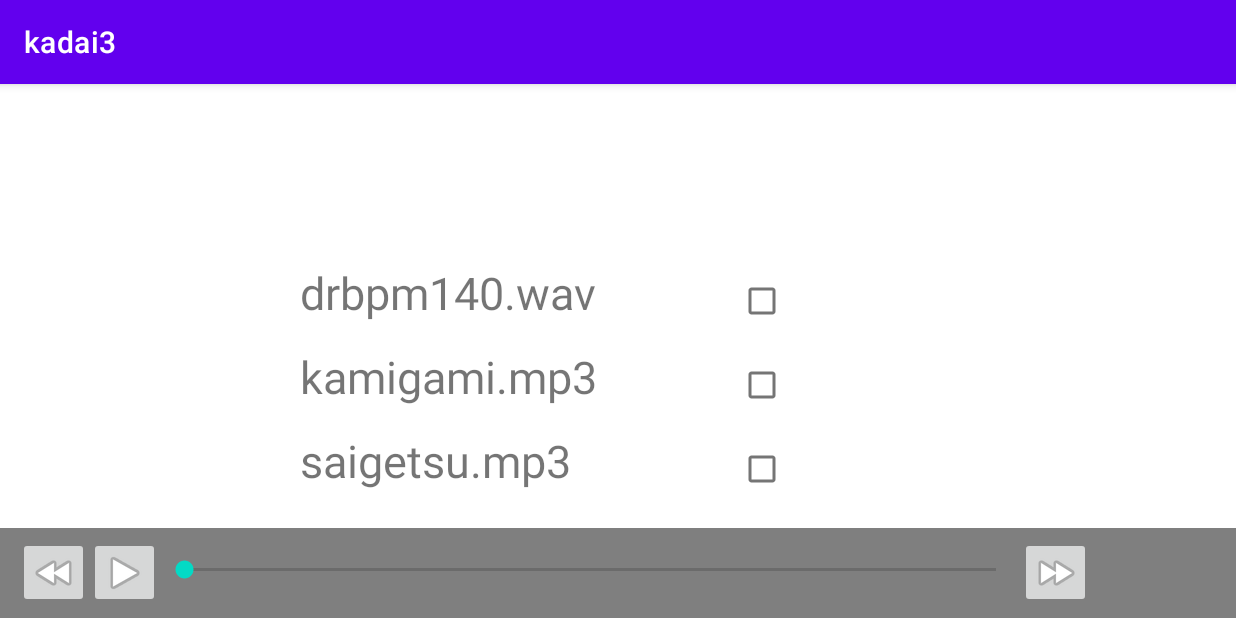
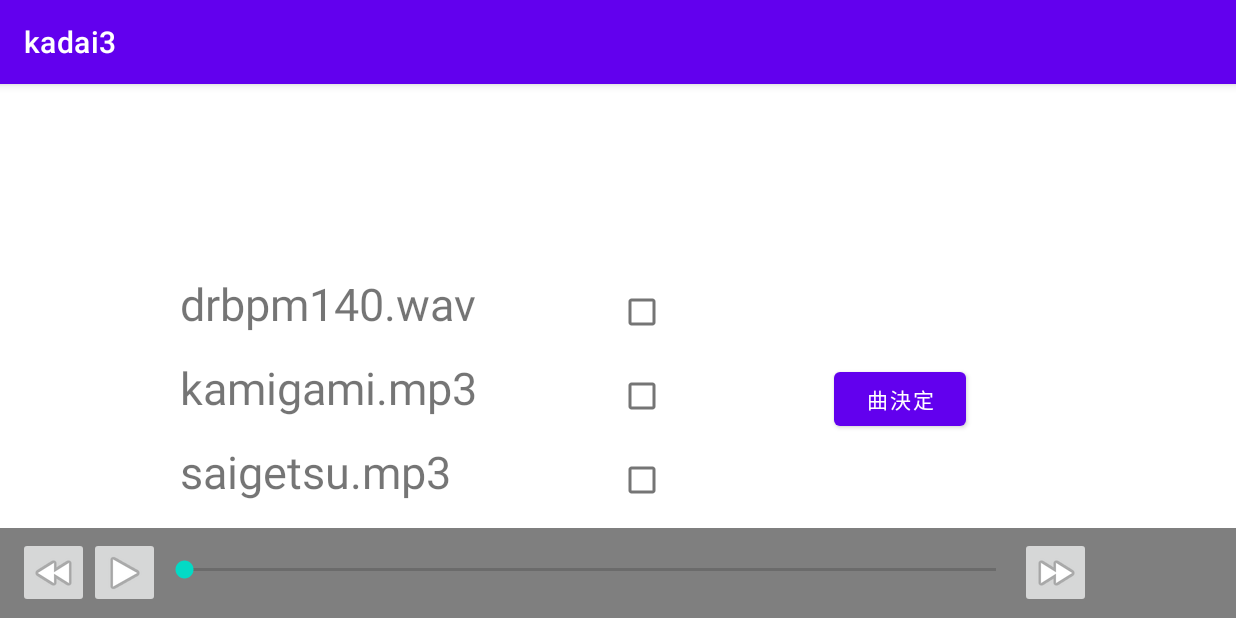
Before and after one commit to y3033006/kadai3, an Android app: the screen it shows after launch (MainActivity), after a tap on "returnButton", on a phone screen of 824 x 412 dp (held sideways). Run offline under Robolectric (Android 15) with nearby library versions, the phone set to English and light mode, and no system bars.

Commit message:
曲決定ボタン

```diff
--- a/app/build.gradle
+++ b/app/build.gradle
@@ -30,11 +30,11 @@ android {
 
 dependencies {
 
-    implementation 'androidx.appcompat:appcompat:1.2.0'
+    implementation 'androidx.appcompat:appcompat:1.3.0'
     implementation 'com.google.android.material:material:1.3.0'
     implementation 'androidx.constraintlayout:constraintlayout:2.0.4'
-    implementation 'androidx.recyclerview:recyclerview:1.2.0'
-    testImplementation 'junit:junit:4.+'
+    implementation 'androidx.recyclerview:recyclerview:1.2.1'
+    testImplementation 'junit:junit:4.13.2'
     androidTestImplementation 'androidx.test.ext:junit:1.1.2'
     androidTestImplementation 'androidx.test.espresso:espresso-core:3.3.0'
 }
--- a/app/src/main/java/com/example/y3033006/kadai3/MainActivity.java
+++ b/app/src/main/java/com/example/y3033006/kadai3/MainActivity.java
@@ -6,6 +6,7 @@ import androidx.recyclerview.widget.RecyclerView;
 
 import android.os.Bundle;
 import android.os.Handler;
+import android.widget.Button;
 import android.widget.ImageButton;
 import android.widget.SeekBar;
 
@@ -19,6 +20,7 @@ public class MainActivity extends AppCompatActivity {
     public RecyclerView recyclerView;
     public RecyclerView.Adapter myAdapter;
     private List<String> mFileName;
+    private List<Integer> mSelectedFile;
     private List<Integer> mCurrentPosition;
 
 
@@ -33,7 +35,6 @@ public class MainActivity extends AppCompatActivity {
 
     private ImageButton startPause;
 
-
     @Override
     protected void onCreate(Bundle savedInstanceState) {
         super.onCreate(savedInstanceState);
@@ -45,22 +46,13 @@ public class MainActivity extends AppCompatActivity {
         RecyclerView.LayoutManager layoutManager = new LinearLayoutManager(this);
         recyclerView.setLayoutManager((layoutManager));
         mFileName = new ArrayList<>();
-        mFileName.add("drbpm140.wav");
-        mFileName.add("kamigami.mp3");
-        mFileName.add("saigetsu.mp3");
-        mFileName.add("drbpm140.wav");
-        mFileName.add("kamigami.mp3");
-        mFileName.add("saigetsu.mp3");
+        mSelectedFile = new ArrayList<>();
         mFileName.add("drbpm140.wav");
         mFileName.add("kamigami.mp3");
         mFileName.add("saigetsu.mp3");
         System.out.println(mFileName);
-        myAdapter = new MyAdapter(mFileName);
+        myAdapter = new MyAdapter(mFileName,mSelectedFile);
         recyclerView.setAdapter(myAdapter);
-
-        /*for (int i=0;i<mFileName.size();i++) {
-            myMedia.selectedMusic(mFileName.get(i), getApplicationContext());
-        }*/
 
         mCurrentPosition = new ArrayList<>();
 
@@ -109,20 +101,42 @@ public class MainActivity extends AppCompatActivity {
                 makeBarThread();
                 startPause.setImageResource(android.R.drawable.ic_media_pause);
             }else{
-                System.out.println("読み込み中");
+                //mFileName.add("saigetsu.mp3");
+                //myAdapter.notifyItemInserted(mFileName.lastIndexOf("saigetsu.mp3"));
+                //myAdapter.notifyDataSetChanged();
+                System.out.println("読み込み中"+mSelectedFile);
             }
         });
 
+        Button decisionMusicButton = findViewById(R.id.decisionMusicButton);
+        decisionMusicButton.setOnClickListener(v -> {
+            if(myMedia.checkIsPlayingAll()){
+                myMedia.pauseMusic();
+                checkUpdateTread=false;
+                startPause.setImageResource(android.R.drawable.ic_media_play);
+            }
+            musicBar.setProgress(0);
+            myMedia.releaseAll();
+            for(int i=0;i<mSelectedFile.size();i++){
+                myMedia.selectedMusic(mFileName.get(mSelectedFile.get(i)), getApplicationContext());
+            }
+            System.out.println("MainActivity120");
+            myMedia.printList();
+        });
         ImageButton skipButton = findViewById(R.id.skip15s);
         skipButton.setOnClickListener(v-> {
             myMedia.skipMusic();
-            musicBar.setProgress(myMedia.getIndexCurrentPosition(0));
+            if(!myMedia.isListNull()) {
+                musicBar.setProgress(myMedia.getIndexCurrentPosition(0));
+            }
         });
 
         ImageButton rewindButton = findViewById(R.id.rewind15s);
         rewindButton.setOnClickListener(v-> {
             myMedia.rewindMusic();
-            musicBar.setProgress(myMedia.getIndexCurrentPosition(0));
+            if(!myMedia.isListNull()) {
+                musicBar.setProgress(myMedia.getIndexCurrentPosition(0));
+            }
         });
     }
 
--- a/app/src/main/java/com/example/y3033006/kadai3/MyAdapter.java
+++ b/app/src/main/java/com/example/y3033006/kadai3/MyAdapter.java
@@ -12,20 +12,36 @@ import androidx.recyclerview.widget.RecyclerView;
 import java.util.List;
 
 public class MyAdapter extends RecyclerView.Adapter<MyAdapter.ViewHolder> {
-    private List<String> listFileName;
+    private final List<String> listFileName;
+    public List<Integer> selectedFile;
 
     static class ViewHolder extends RecyclerView.ViewHolder{
         private final TextView textView;
         private final CheckBox checkBox;
+
         public ViewHolder(View view){
             super(view);
             textView = view.findViewById(R.id.musicTitle);
             textView.setTextSize(30);
             checkBox = view.findViewById(R.id.musicCheckBox);
         }
+
+        void bind(List<Integer> selectedFile){
+            checkBox.setOnCheckedChangeListener((buttonView, isChecked) -> {
+                System.out.println("SSS"+getLayoutPosition());
+                if(selectedFile.contains(getAdapterPosition())){
+                    selectedFile.remove((Integer) getAdapterPosition());
+                }else{
+                    selectedFile.add(getLayoutPosition());
+                }
+                System.out.println(selectedFile);
+            });
+        }
+
     }
 
-    public MyAdapter(List<String > listName){
+    public MyAdapter(List<String > listName,List<Integer> listSelected){
+        selectedFile=listSelected;
         listFileName=listName;
     }
 
@@ -39,6 +55,7 @@ public class MyAdapter extends RecyclerView.Adapter<MyAdapter.ViewHolder> {
     @Override
     public void onBindViewHolder(ViewHolder holder,int position){
         holder.textView.setText(listFileName.get(position));
+        holder.bind(selectedFile);
     }
 
     @Override
--- a/app/src/main/java/com/example/y3033006/kadai3/MyMedia.java
+++ b/app/src/main/java/com/example/y3033006/kadai3/MyMedia.java
@@ -9,8 +9,8 @@ import java.util.ArrayList;
 import java.util.List;
 
 public class MyMedia {
-    private List<MediaPlayer> musicPlayer;
-    private List<Boolean> checkPrepared;
+    private final List<MediaPlayer> musicPlayer;
+    private final List<Boolean> checkPrepared;
 
     public MyMedia(){
         musicPlayer = new ArrayList<>();
@@ -129,15 +129,9 @@ public class MyMedia {
         }
     }
 
-
-
     public void setSeekTo(int position){
         for (int i = 0; i < musicPlayer.size(); i++) {
-            if(musicPlayer.get(i).getDuration() <=position){
-                musicPlayer.get(i).seekTo(musicPlayer.get(i).getDuration());
-            }else{
-                musicPlayer.get(i).seekTo(position);
-            }
+            musicPlayer.get(i).seekTo(Math.min(musicPlayer.get(i).getDuration(), position));
             System.out.println("seek"+i+":"+musicPlayer.get(i).getCurrentPosition());
         }
 
@@ -166,11 +160,27 @@ public class MyMedia {
         return true;
     }
 
+    public boolean isListNull(){
+        if(!checkPrepared.isEmpty()){
+            System.out.println("選択されてなあいです");
+            return false;
+        }else {
+            return true;
+        }
+    }
+
     public void stopMusic(){
         while(musicPlayer.size()>0) {
             musicPlayer.get(0).stop();
+        }
+        releaseAll();
+    }
+
+    public void releaseAll(){
+        while(musicPlayer.size()>0){
             musicPlayer.get(0).release();
             musicPlayer.remove(0);
+            checkPrepared.remove(0);
         }
     }
 
--- a/app/src/main/res/layout/activity_main.xml
+++ b/app/src/main/res/layout/activity_main.xml
@@ -8,8 +8,8 @@
 
     <androidx.recyclerview.widget.RecyclerView
         android:id="@+id/list"
-        android:layout_width="731dp"
-        android:layout_height="161dp"
+        android:layout_width="508dp"
+        android:layout_height="154dp"
         android:layout_marginBottom="16dp"
         android:gravity="center_horizontal"
         app:layout_constraintBottom_toTopOf="@+id/linearLayout"
@@ -20,19 +20,19 @@
         android:id="@+id/linearLayout"
         android:layout_width="match_parent"
         android:layout_height="60dp"
-        app:layout_constraintBottom_toBottomOf="parent"
-        tools:ignore="MissingConstraints,RtlSymmetry"
+        android:background="@color/gray"
         android:paddingStart="12dp"
         android:paddingLeft="12dp"
         android:paddingTop="6dp"
-        android:background="@color/gray">
+        app:layout_constraintBottom_toBottomOf="parent"
+        tools:ignore="MissingConstraints,RtlSymmetry">
 
         <ImageButton
             android:id="@+id/rewind15s"
             android:layout_width="47dp"
             android:layout_height="47dp"
-            app:srcCompat="@android:drawable/ic_media_rew"
-            android:contentDescription="@string/rewindButton" />
+            android:contentDescription="@string/rewindButton"
+            app:srcCompat="@android:drawable/ic_media_rew" />
 
         <ImageButton
             android:id="@+id/startPause"
@@ -60,9 +60,20 @@
             android:id="@+id/skip15s"
             android:layout_width="47dp"
             android:layout_height="47dp"
-            app:srcCompat="@android:drawable/ic_media_ff"
-            android:contentDescription="@string/skipButton" />
+            android:contentDescription="@string/skipButton"
+            app:srcCompat="@android:drawable/ic_media_ff" />
     </LinearLayout>
+
+    <Button
+        android:id="@+id/decisionMusicButton"
+        android:layout_width="wrap_content"
+        android:layout_height="wrap_content"
+        android:layout_marginStart="48dp"
+        android:layout_marginLeft="48dp"
+        android:layout_marginBottom="62dp"
+        android:text="@string/decisionButton"
+        app:layout_constraintBottom_toTopOf="@+id/linearLayout"
+        app:layout_constraintStart_toEndOf="@+id/list" />
 
 
 </androidx.constraintlayout.widget.ConstraintLayout>
--- a/app/src/main/res/layout/list.xml
+++ b/app/src/main/res/layout/list.xml
@@ -3,8 +3,8 @@
     xmlns:tools="http://schemas.android.com/tools"
     android:layout_width="match_parent"
     android:layout_height="wrap_content"
-    android:paddingStart="200dp"
-    android:paddingLeft="200dp"
+    android:paddingStart="120dp"
+    android:paddingLeft="120dp"
     tools:ignore="RtlSymmetry">
 
     <TextView
--- a/app/src/main/res/values/strings.xml
+++ b/app/src/main/res/values/strings.xml
@@ -5,4 +5,5 @@
     <string name="rewindButton">returnButton</string>
     <string name="skipButton">putButton</string>
     <string name="startPauseButton">startPauseButton</string>
+    <string name="decisionButton">曲決定</string>
 </resources>
--- a/build.gradle
+++ b/build.gradle
@@ -5,7 +5,7 @@ buildscript {
         mavenCentral()
     }
     dependencies {
-        classpath "com.android.tools.build:gradle:4.2.0"
+        classpath "com.android.tools.build:gradle:4.2.1"
 
         // NOTE: Do not place your application dependencies here; they belong
         // in the individual module build.gradle files
@@ -16,7 +16,7 @@ allprojects {
     repositories {
         google()
         mavenCentral()
-        jcenter() // Warning: this repository is going to shut down soon
+        mavenCentral() // Warning: this repository is going to shut down soon
     }
 }
 
```
